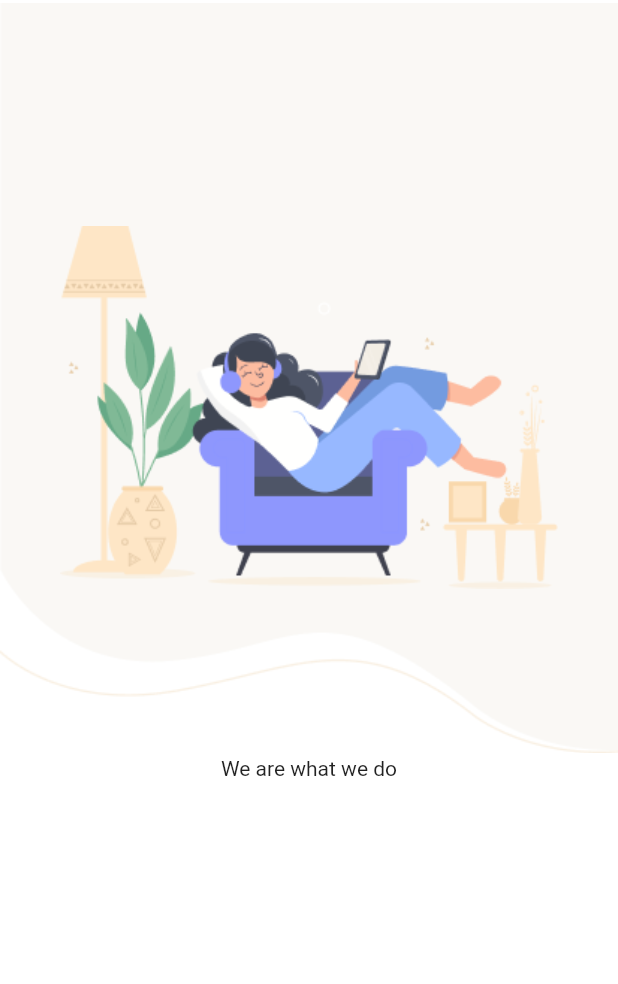
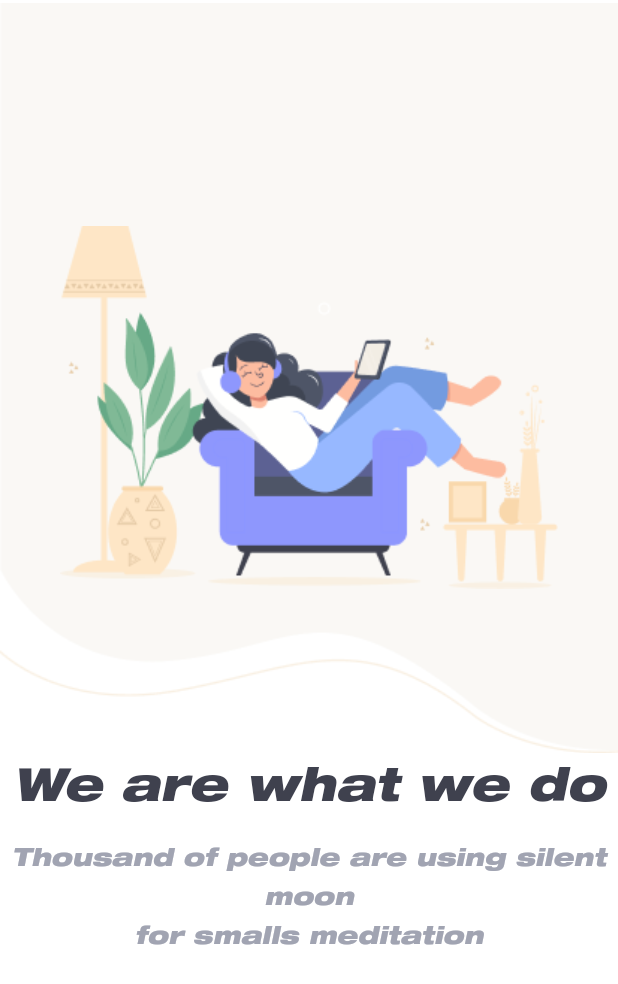
Before and after one commit to embunazzahra/mediation-app, a Flutter app: the screen it shows after launch, on a phone screen of 412 x 824 dp. Shown: the top 984 px of the screen. Run offline on Flutter 3.47's test engine with Material 2 defaults, Android fonts, the phone set to English and light mode, and no system bars.

Commit message:
solve the font style issue

```diff
--- a/lib/shared/theme.dart
+++ b/lib/shared/theme.dart
@@ -1,5 +1,4 @@
 import 'package:flutter/material.dart';
-// import 'package:google_fonts/google_fonts.dart';
 
 //Colors
 Color kDarkGreyColor = Color(0xff3F414E);
@@ -15,5 +14,17 @@
 Color kGreyButtonColor = Color(0xffA0A3B1);
 Color kNavyBackgroundColor = Color(0xff03174C);
 
-//font style
-// TextStyle kDarkGreyFont = GoogleFonts.poppins(color: kDarkGreyColor);
+//Font style
+TextStyle helveticaBlack =
+    TextStyle(fontFamily: 'HelveticaNeue', color: kDarkGreyColor);
+TextStyle helveticaLightGrey =
+    TextStyle(fontFamily: 'HelveticaNeue', color: kLightGreyColor);
+
+//For Font Weight
+FontWeight light = FontWeight.w300;
+FontWeight normal = FontWeight.w400;
+FontWeight medium = FontWeight.w500;
+FontWeight semiBold = FontWeight.w600;
+FontWeight bold = FontWeight.w700;
+FontWeight extraBold = FontWeight.w800;
+FontWeight black = FontWeight.w900;
--- a/lib/ui/pages/sign_up_page.dart
+++ b/lib/ui/pages/sign_up_page.dart
@@ -38,6 +38,16 @@
             ),
             Text(
               'We are what we do',
+              style: helveticaBlack.copyWith(fontSize: 30, fontWeight: bold),
+            ),
+            SizedBox(
+              height: 15,
+            ),
+            Text(
+              'Thousand of people are using silent moon\nfor smalls meditation',
+              style: helveticaLightGrey.copyWith(
+                  fontSize: 16, fontWeight: light, height: 1.65),
+              textAlign: TextAlign.center,
             ),
           ],
         ),
```
Also changed, not shown: pubspec.yaml (+5 -4 lines), assets/fonts/Helvetica NeueLTW0693BlkExtObl.ttf (added), assets/fonts/Helvetica-Neue-Font/Helvetica Neue LTW0697BlkCnObl/Helvetica Neue LTW0697BlkCnObl.otf (added), assets/fonts/Helvetica-Neue-Font/Helvetica Neue LTW0697BlkCnObl/Helvetica Neue LTW0697BlkCnObl.ttf (added), assets/fonts/Helvetica-Neue-Font/Helvetica Neue Medium Extended/Helvetica Neue Medium Extended.otf (added), assets/fonts/Helvetica-Neue-Font/Helvetica Neue Medium Extended/Helvetica Neue Medium Extended.ttf (added), assets/fonts/Helvetica-Neue-Font/Helvetica Neue UltraLight/Helvetica Neue UltraLight.otf (added), assets/fonts/Helvetica-Neue-Font/Helvetica Neue UltraLight/Helvetica Neue UltraLight.ttf (added), assets/fonts/Helvetica-Neue-Font/Helvetica Neue W01 66 Medium It/Helvetica Neue W01 66 Medium It.otf (added), assets/fonts/Helvetica-Neue-Font/Helvetica Neue W01 66 Medium It/Helvetica Neue W01 66 Medium It.ttf (added), assets/fonts/Helvetica-Neue-Font/Helvetica Neue W01 77 Bd Cn Obl/Helvetica Neue W01 77 Bd Cn Obl.otf (added), assets/fonts/Helvetica-Neue-Font/Helvetica Neue W01 77 Bd Cn Obl/Helvetica Neue W01 77 Bd Cn Obl.ttf (added), assets/fonts/Helvetica-Neue-Font/Helvetica Neue W01 87 Hv Cn Obl/Helvetica Neue W01 87 Hv Cn Obl.otf (added), assets/fonts/Helvetica-Neue-Font/Helvetica Neue W01 87 Hv Cn Obl/Helvetica Neue W01 87 Hv Cn Obl.ttf (added), 2 more files, 1 other file.
